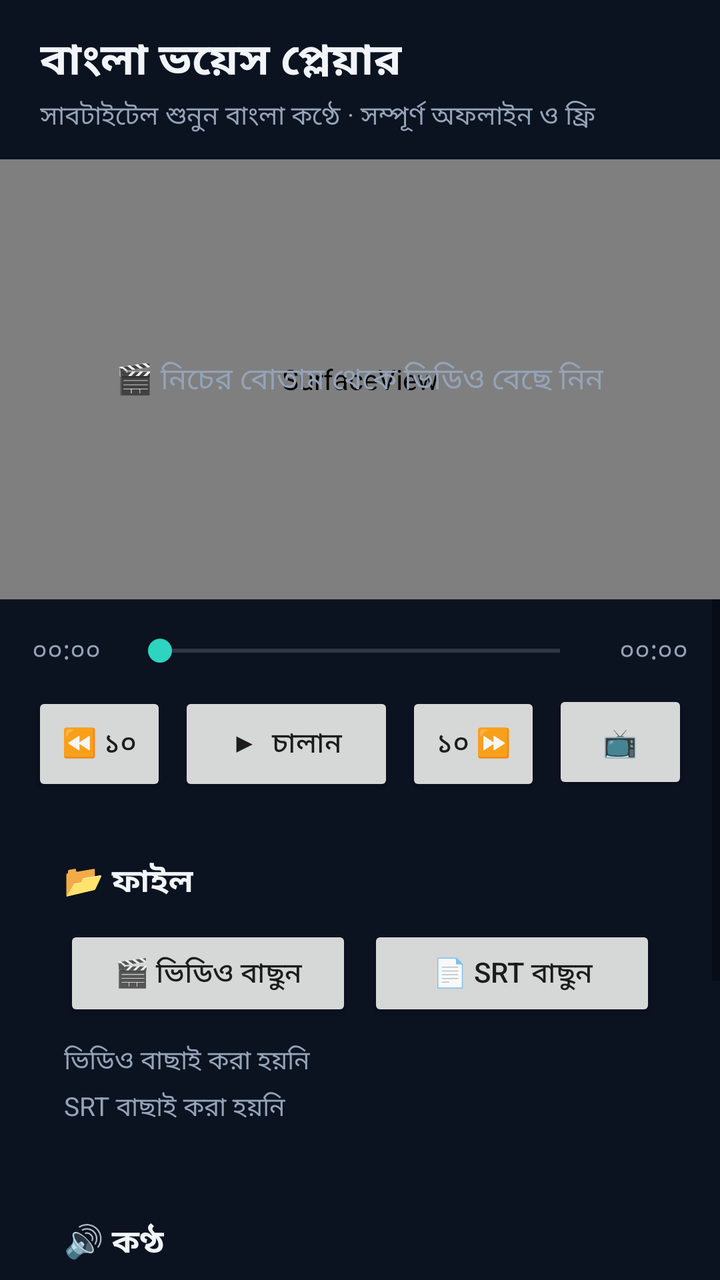
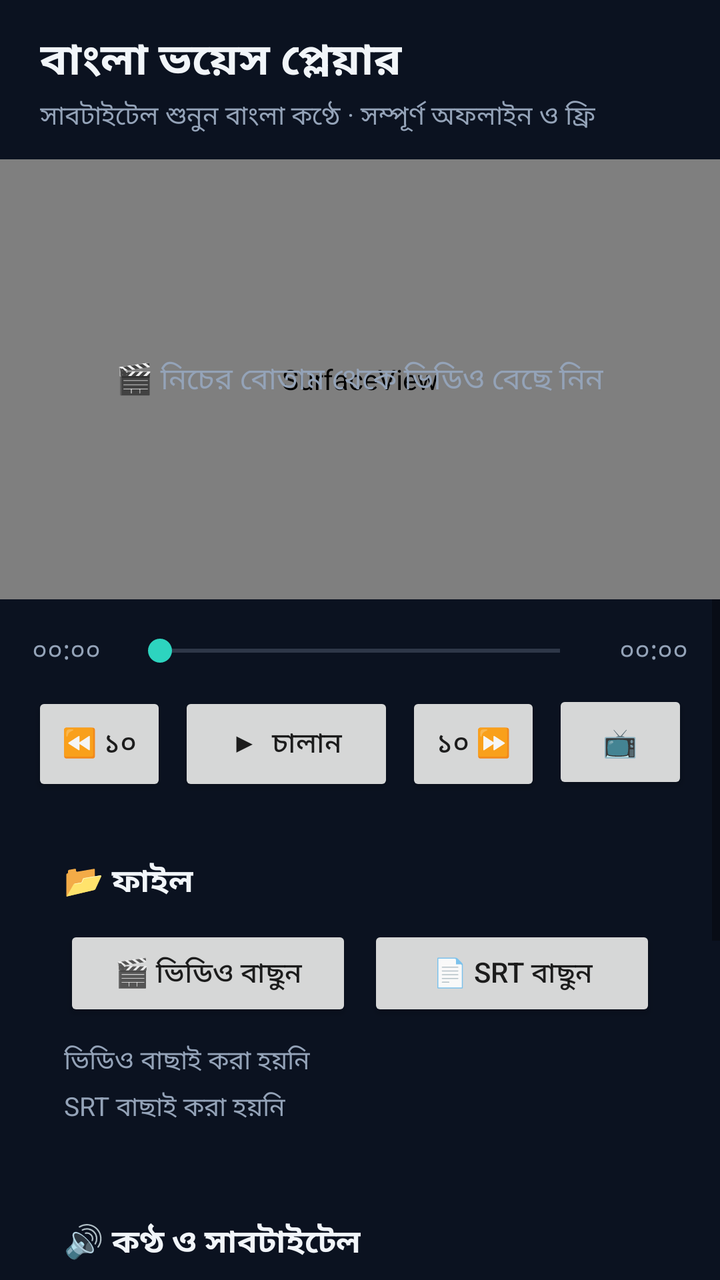

Compare the two renders of this Android layout. The source of the first and the diff that turns it into the second are given below.
<!-- AndroidManifest.xml: application theme Theme.BanglaVoicePlayer -->
<!-- res/layout/activity_main.xml -->
<?xml version="1.0" encoding="utf-8"?>
<LinearLayout xmlns:android="http://schemas.android.com/apk/res/android"
    android:id="@+id/root"
    android:layout_width="match_parent"
    android:layout_height="match_parent"
    android:background="@color/bg"
    android:orientation="vertical">

    <LinearLayout
        android:id="@+id/header"
        android:layout_width="match_parent"
        android:layout_height="wrap_content"
        android:orientation="vertical"
        android:paddingLeft="20dp"
        android:paddingTop="14dp"
        android:paddingRight="20dp"
        android:paddingBottom="12dp">

        <TextView
            android:layout_width="wrap_content"
            android:layout_height="wrap_content"
            android:text="@string/app_name"
            android:textColor="@color/text"
            android:textSize="22sp"
            android:textStyle="bold" />

        <TextView
            android:layout_width="wrap_content"
            android:layout_height="wrap_content"
            android:layout_marginTop="2dp"
            android:text="সাবটাইটেল শুনুন বাংলা কণ্ঠে · সম্পূর্ণ অফলাইন ও ফ্রি"
            android:textColor="@color/textDim"
            android:textSize="13sp" />
    </LinearLayout>

    <FrameLayout
        android:id="@+id/videoBox"
        android:layout_width="match_parent"
        android:layout_height="220dp"
        android:background="@color/black">

        <SurfaceView
            android:id="@+id/surfaceView"
            android:layout_width="match_parent"
            android:layout_height="match_parent"
            android:layout_gravity="center" />

        <TextView
            android:id="@+id/emptyHint"
            android:layout_width="wrap_content"
            android:layout_height="wrap_content"
            android:layout_gravity="center"
            android:gravity="center"
            android:padding="16dp"
            android:text="🎬 নিচের বোতাম থেকে ভিডিও বেছে নিন"
            android:textColor="@color/textDim"
            android:textSize="15sp" />

        <TextView
            android:id="@+id/subtitleView"
            android:layout_width="wrap_content"
            android:layout_height="wrap_content"
            android:layout_gravity="bottom|center_horizontal"
            android:layout_marginLeft="14dp"
            android:layout_marginRight="14dp"
            android:layout_marginBottom="14dp"
            android:gravity="center"
            android:paddingLeft="12dp"
            android:paddingTop="6dp"
            android:paddingRight="12dp"
            android:paddingBottom="6dp"
            android:shadowColor="@color/black"
            android:shadowDx="0"
            android:shadowDy="1"
            android:shadowRadius="4"
            android:textColor="@color/white"
            android:textSize="18sp"
            android:visibility="gone" />

        <TextView
            android:id="@+id/exitFull"
            android:layout_width="44dp"
            android:layout_height="44dp"
            android:layout_gravity="top|end"
            android:layout_margin="12dp"
            android:gravity="center"
            android:text="✕"
            android:textColor="@color/white"
            android:textSize="18sp"
            android:visibility="gone" />
    </FrameLayout>

    <ScrollView
        android:id="@+id/panel"
        android:layout_width="match_parent"
        android:layout_height="0dp"
        android:layout_weight="1"
        android:fillViewport="true">

        <LinearLayout
            android:layout_width="match_parent"
            android:layout_height="wrap_content"
            android:orientation="vertical"
            android:padding="16dp">

            <LinearLayout
                android:layout_width="match_parent"
                android:layout_height="wrap_content"
                android:gravity="center_vertical"
                android:orientation="horizontal">

                <TextView
                    android:id="@+id/curTime"
                    android:layout_width="wrap_content"
                    android:layout_height="wrap_content"
                    android:minWidth="48dp"
                    android:text="০০:০০"
                    android:textColor="@color/textDim"
                    android:textSize="13sp" />

                <SeekBar
                    android:id="@+id/seekBar"
                    android:layout_width="0dp"
                    android:layout_height="wrap_content"
                    android:layout_weight="1"
                    android:progressBackgroundTint="@color/textDim"
                    android:progressTint="@color/accent"
                    android:thumbTint="@color/accent" />

                <TextView
                    android:id="@+id/durTime"
                    android:layout_width="wrap_content"
                    android:layout_height="wrap_content"
                    android:gravity="end"
                    android:minWidth="48dp"
                    android:text="০০:০০"
                    android:textColor="@color/textDim"
                    android:textSize="13sp" />
            </LinearLayout>

            <LinearLayout
                android:layout_width="match_parent"
                android:layout_height="wrap_content"
                android:layout_marginTop="10dp"
                android:orientation="horizontal">

                <Button
                    android:id="@+id/btnBack"
                    android:layout_width="0dp"
                    android:layout_height="52dp"
                    android:layout_marginRight="6dp"
                    android:layout_weight="1"
                    android:text="⏪ ১০" />

                <Button
                    android:id="@+id/btnPlay"
                    android:layout_width="0dp"
                    android:layout_height="52dp"
                    android:layout_marginRight="6dp"
                    android:layout_weight="1.6"
                    android:text="▶  চালান" />

                <Button
                    android:id="@+id/btnFwd"
                    android:layout_width="0dp"
                    android:layout_height="52dp"
                    android:layout_marginRight="6dp"
                    android:layout_weight="1"
                    android:text="১০ ⏩" />

                <Button
                    android:id="@+id/btnFull"
                    android:layout_width="0dp"
                    android:layout_height="52dp"
                    android:layout_weight="1"
                    android:text="📺" />
            </LinearLayout>

            <LinearLayout
                android:id="@+id/cardFiles"
                android:layout_width="match_parent"
                android:layout_height="wrap_content"
                android:layout_marginTop="16dp"
                android:orientation="vertical"
                android:padding="16dp">

                <TextView
                    android:layout_width="wrap_content"
                    android:layout_height="wrap_content"
                    android:text="📂 ফাইল"
                    android:textColor="@color/text"
                    android:textSize="16sp"
                    android:textStyle="bold" />

                <LinearLayout
                    android:layout_width="match_parent"
                    android:layout_height="wrap_content"
                    android:layout_marginTop="10dp"
                    android:orientation="horizontal">

                    <Button
                        android:id="@+id/btnVideo"
                        android:layout_width="0dp"
                        android:layout_height="48dp"
                        android:layout_marginRight="8dp"
                        android:layout_weight="1"
                        android:text="🎬 ভিডিও বাছুন" />

                    <Button
                        android:id="@+id/btnSrt"
                        android:layout_width="0dp"
                        android:layout_height="48dp"
                        android:layout_weight="1"
                        android:text="📄 SRT বাছুন" />
                </LinearLayout>

                <TextView
                    android:id="@+id/videoName"
                    android:layout_width="match_parent"
                    android:layout_height="wrap_content"
                    android:layout_marginTop="10dp"
                    android:ellipsize="middle"
                    android:maxLines="1"
                    android:text="ভিডিও বাছাই করা হয়নি"
                    android:textColor="@color/textDim"
                    android:textSize="13sp" />

                <TextView
                    android:id="@+id/srtName"
                    android:layout_width="match_parent"
                    android:layout_height="wrap_content"
                    android:layout_marginTop="4dp"
                    android:ellipsize="middle"
                    android:maxLines="1"
                    android:text="SRT বাছাই করা হয়নি"
                    android:textColor="@color/textDim"
                    android:textSize="13sp" />
            </LinearLayout>

            <LinearLayout
                android:id="@+id/cardVoice"
                android:layout_width="match_parent"
                android:layout_height="wrap_content"
                android:layout_marginTop="14dp"
                android:orientation="vertical"
                android:padding="16dp">

                <TextView
                    android:layout_width="wrap_content"
                    android:layout_height="wrap_content"
                    android:text="🔊 কণ্ঠ"
                    android:textColor="@color/text"
                    android:textSize="16sp"
                    android:textStyle="bold" />

                <FrameLayout
                    android:id="@+id/voiceBox"
                    android:layout_width="match_parent"
                    android:layout_height="wrap_content"
                    android:layout_marginTop="10dp"
                    android:paddingLeft="8dp"
                    android:paddingRight="4dp">

                    <Spinner
                        android:id="@+id/voiceSpinner"
                        android:layout_width="match_parent"
                        android:layout_height="wrap_content"
                        android:minHeight="48dp" />
                </FrameLayout>

                <TextView
                    android:id="@+id/speedLabel"
                    android:layout_width="wrap_content"
                    android:layout_height="wrap_content"
                    android:layout_marginTop="14dp"
                    android:textColor="@color/text"
                    android:textSize="14sp" />

                <SeekBar
                    android:id="@+id/speedSeek"
                    android:layout_width="match_parent"
                    android:layout_height="wrap_content"
                    android:layout_marginTop="4dp"
                    android:max="80"
                    android:progressBackgroundTint="@color/textDim"
                    android:progressTint="@color/accent"
                    android:thumbTint="@color/accent" />

                <TextView
                    android:id="@+id/duckLabel"
                    android:layout_width="wrap_content"
                    android:layout_height="wrap_content"
                    android:layout_marginTop="12dp"
                    android:textColor="@color/text"
                    android:textSize="14sp" />

                <SeekBar
                    android:id="@+id/duckSeek"
                    android:layout_width="match_parent"
                    android:layout_height="wrap_content"
                    android:layout_marginTop="4dp"
                    android:max="50"
                    android:progressBackgroundTint="@color/textDim"
                    android:progressTint="@color/accent"
                    android:thumbTint="@color/accent" />
            </LinearLayout>

            <LinearLayout
                android:id="@+id/warnBox"
                android:layout_width="match_parent"
                android:layout_height="wrap_content"
                android:layout_marginTop="14dp"
                android:orientation="vertical"
                android:padding="16dp"
                android:visibility="gone">

                <TextView
                    android:id="@+id/warnText"
                    android:layout_width="match_parent"
                    android:layout_height="wrap_content"
                    android:textColor="@color/warn"
                    android:textSize="14sp" />

                <Button
                    android:id="@+id/btnInstall"
                    android:layout_width="match_parent"
                    android:layout_height="48dp"
                    android:layout_marginTop="10dp"
                    android:text="⬇ বাংলা (ভারত) কণ্ঠ ডাউনলোড করুন" />
            </LinearLayout>

            <TextView
                android:id="@+id/statusText"
                android:layout_width="match_parent"
                android:layout_height="wrap_content"
                android:layout_marginTop="14dp"
                android:gravity="center"
                android:textColor="@color/textDim"
                android:textSize="13sp" />

            <TextView
                android:layout_width="match_parent"
                android:layout_height="wrap_content"
                android:layout_marginTop="10dp"
                android:gravity="center"
                android:text="ভিডিওতে এক ট্যাপ = চালান/থামান · দুই ট্যাপ = ফুলস্ক্রিন · ডানে সোয়াইপ = পরের লাইন · বামে সোয়াইপ = আগের লাইন"
                android:textColor="@color/textDim"
                android:textSize="12sp" />
        </LinearLayout>
    </ScrollView>
</LinearLayout>
<!-- resources referenced by this layout -->
<resources>
  <color name="accent">#FF2DD4BF</color>
  <color name="bg">#FF0B1220</color>
  <color name="black">#FF000000</color>
  <color name="text">#FFF1F5F9</color>
  <color name="textDim">#FF94A3B8</color>
  <color name="warn">#FFD97706</color>
  <color name="white">#FFFFFFFF</color>
  <string name="app_name">বাংলা ভয়েস প্লেয়ার</string>
  <style name="Theme.BanglaVoicePlayer" parent="android:Theme.Material.Light.DarkActionBar">
          <item name="android:windowActionBar">false</item>
          <item name="android:windowNoTitle">true</item>
          <item name="android:colorPrimary">@color/primary</item>
          <item name="android:colorPrimaryDark">@color/bg</item>
          <item name="android:colorAccent">@color/accent</item>
          <item name="android:windowBackground">@color/bg</item>
          <item name="android:statusBarColor">@color/bg</item>
          <item name="android:navigationBarColor">@color/bg</item>
      </style>
  <color name="primary">#FF4F7CFF</color>
</resources>

<!-- the commit's change to res/layout/activity_main.xml (unified diff, before → after) -->
@@ -77,6 +77,95 @@
             android:textSize="18sp"
             android:visibility="gone" />
 
+        <LinearLayout
+            android:id="@+id/fsBar"
+            android:layout_width="match_parent"
+            android:layout_height="wrap_content"
+            android:layout_gravity="bottom"
+            android:clickable="true"
+            android:orientation="vertical"
+            android:paddingLeft="24dp"
+            android:paddingTop="28dp"
+            android:paddingRight="24dp"
+            android:paddingBottom="12dp"
+            android:visibility="gone">
+
+            <LinearLayout
+                android:layout_width="match_parent"
+                android:layout_height="wrap_content"
+                android:gravity="center_vertical"
+                android:orientation="horizontal">
+
+                <TextView
+                    android:id="@+id/fsCur"
+                    android:layout_width="wrap_content"
+                    android:layout_height="wrap_content"
+                    android:minWidth="52dp"
+                    android:text="০০:০০"
+                    android:textColor="@color/white"
+                    android:textSize="13sp" />
+
+                <SeekBar
+                    android:id="@+id/fsSeek"
+                    android:layout_width="0dp"
+                    android:layout_height="wrap_content"
+                    android:layout_weight="1"
+                    android:minHeight="36dp"
+                    android:progressBackgroundTint="@color/white"
+                    android:progressTint="@color/accent"
+                    android:thumbTint="@color/accent" />
+
+                <TextView
+                    android:id="@+id/fsDur"
+                    android:layout_width="wrap_content"
+                    android:layout_height="wrap_content"
+                    android:gravity="end"
+                    android:minWidth="52dp"
+                    android:text="০০:০০"
+                    android:textColor="@color/white"
+                    android:textSize="13sp" />
+            </LinearLayout>
+
+            <LinearLayout
+                android:layout_width="match_parent"
+                android:layout_height="wrap_content"
+                android:layout_marginTop="6dp"
+                android:gravity="center"
+                android:orientation="horizontal">
+
+                <Button
+                    android:id="@+id/fsBack"
+                    android:layout_width="0dp"
+                    android:layout_height="44dp"
+                    android:layout_marginRight="8dp"
+                    android:layout_weight="1"
+                    android:text="⏪ ১০" />
+
+                <Button
+                    android:id="@+id/fsPlay"
+                    android:layout_width="0dp"
+                    android:layout_height="44dp"
+                    android:layout_marginRight="8dp"
+                    android:layout_weight="1.3"
+                    android:text="▶" />
+
+                <Button
+                    android:id="@+id/fsFwd"
+                    android:layout_width="0dp"
+                    android:layout_height="44dp"
+                    android:layout_marginRight="8dp"
+                    android:layout_weight="1"
+                    android:text="১০ ⏩" />
+
+                <Button
+                    android:id="@+id/fsSubs"
+                    android:layout_width="0dp"
+                    android:layout_height="44dp"
+                    android:layout_weight="1"
+                    android:text="💬" />
+            </LinearLayout>
+        </LinearLayout>
+
         <TextView
             android:id="@+id/exitFull"
             android:layout_width="44dp"
@@ -248,10 +337,21 @@
                 <TextView
                     android:layout_width="wrap_content"
                     android:layout_height="wrap_content"
-                    android:text="🔊 কণ্ঠ"
+                    android:text="🔊 কণ্ঠ ও সাবটাইটেল"
                     android:textColor="@color/text"
                     android:textSize="16sp"
                     android:textStyle="bold" />
+
+                <Switch
+                    android:id="@+id/subsSwitch"
+                    android:layout_width="match_parent"
+                    android:layout_height="wrap_content"
+                    android:layout_marginTop="8dp"
+                    android:checked="true"
+                    android:minHeight="48dp"
+                    android:text="💬 স্ক্রিনে সাবটাইটেলের লেখা দেখান"
+                    android:textColor="@color/text"
+                    android:textSize="14sp" />
 
                 <FrameLayout
                     android:id="@+id/voiceBox"
@@ -343,7 +443,7 @@
                 android:layout_height="wrap_content"
                 android:layout_marginTop="10dp"
                 android:gravity="center"
-                android:text="ভিডিওতে এক ট্যাপ = চালান/থামান · দুই ট্যাপ = ফুলস্ক্রিন · ডানে সোয়াইপ = পরের লাইন · বামে সোয়াইপ = আগের লাইন"
+                android:text="ভিডিওতে এক ট্যাপ = চালান/থামান (ফুলস্ক্রিনে কন্ট্রোল দেখান/লুকান) · দুই ট্যাপ = ফুলস্ক্রিন · ডানে সোয়াইপ = পরের লাইন · বামে সোয়াইপ = আগের লাইন"
                 android:textColor="@color/textDim"
                 android:textSize="12sp" />
         </LinearLayout>
